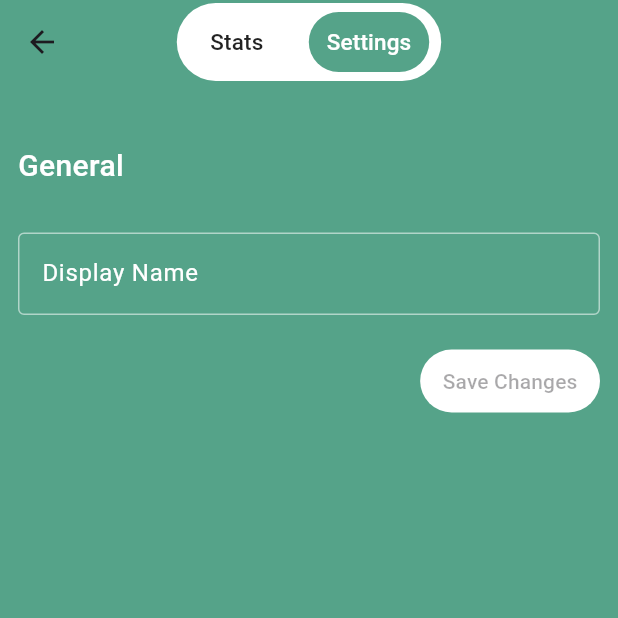
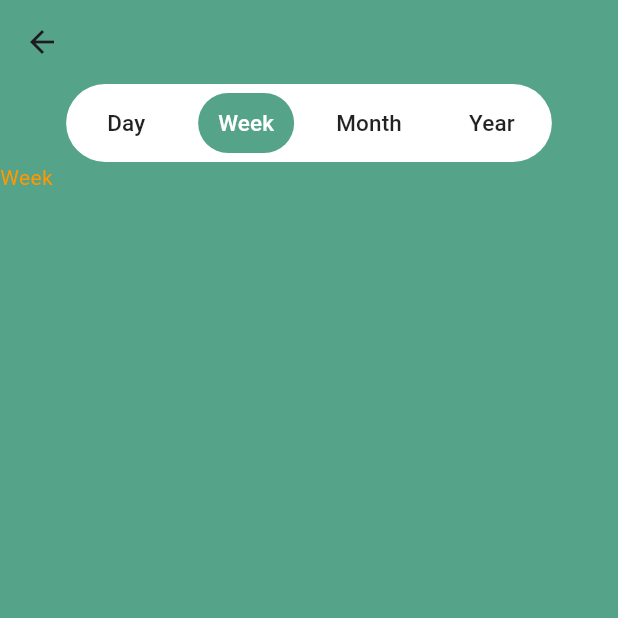
Before and after one commit to rishavmngo/Timer-app, a Flutter app: the TogglePage screen opened directly, swiped to page 2, on a phone screen of 412 x 824 dp, the top half of it. Run offline on Flutter 3.47's test engine with Material 3 defaults, Android fonts, the phone set to English and light mode, and no system bars; our stand-ins replace firebase_auth, firebase_core, flutter_dotenv, flutter_riverpod, fluttertoast, modal_bottom_sheet and 4 more; accounts and stored records are empty.

Commit message:
changed data type of tag id

```diff
--- a/lib/models/settings.dart
+++ b/lib/models/settings.dart
@@ -1,12 +1,12 @@
 class Settings {
   final String theme;
   final int duration;
-  final String defaultTag;
+  final int defaultTag;
 
   Settings(
       {required this.theme, required this.duration, required this.defaultTag});
 
-  Settings copyWith({String? theme, int? duration, String? defaultTag}) {
+  Settings copyWith({String? theme, int? duration, int? defaultTag}) {
     return Settings(
         theme: theme ?? this.theme,
         duration: duration ?? this.duration,
--- a/lib/utils/tag_color.dart
+++ b/lib/models/tag.dart
@@ -3,7 +3,7 @@ import 'package:flutter/material.dart';
 class Tag {
   final Color color;
   final String name;
-  final String id;
+  final int id;
 
   Tag({required this.color, required this.name, required this.id});
 
--- a/lib/pages/stats.dart
+++ b/lib/pages/day.dart
@@ -1,14 +1,14 @@
 import 'package:flutter/material.dart';
 import 'package:flutter/services.dart';
 
-class Stats extends StatefulWidget {
-  const Stats({super.key});
+class Day extends StatefulWidget {
+  const Day({super.key});
 
   @override
-  State<Stats> createState() => _StatsState();
+  State<Day> createState() => _DayState();
 }
 
-class _StatsState extends State<Stats> {
+class _DayState extends State<Day> {
   @override
   Widget build(BuildContext context) {
     @override
@@ -37,7 +37,7 @@ class _StatsState extends State<Stats> {
         child: Container(
           //color: Colors.black,
           child: const Text(
-            "Stats",
+            "Day",
             style: TextStyle(color: Colors.orange),
           ),
         ),
--- a/lib/pages/toggle_page.dart
+++ b/lib/pages/toggle_page.dart
@@ -1,7 +1,11 @@
 import 'package:flutter/material.dart';
 import 'package:flutter/services.dart';
+import 'package:timer_app/pages/day.dart';
+import 'package:timer_app/pages/month.dart';
 import 'package:timer_app/pages/settings.dart';
-import 'package:timer_app/pages/stats.dart';
+import 'package:timer_app/pages/week.dart';
+import 'package:timer_app/pages/year.dart';
+import 'package:timer_app/widgets/stats_page_button.dart';
 
 class TogglePage extends StatefulWidget {
   final int page;
@@ -32,10 +36,6 @@ class _TogglePageState extends State<TogglePage> {
 
   @override
   Widget build(BuildContext context) {
-    ButtonStyle active = TextButton.styleFrom(
-        backgroundColor: Theme.of(context).primaryColor,
-        shape:
-            RoundedRectangleBorder(borderRadius: BorderRadius.circular(100)));
     return AnnotatedRegion<SystemUiOverlayStyle>(
       value: SystemUiOverlayStyle(
         statusBarColor: Theme.of(context).primaryColor, // Color of you choice
@@ -45,72 +45,30 @@ class _TogglePageState extends State<TogglePage> {
         child: Scaffold(
           appBar: AppBar(
             backgroundColor: Theme.of(context).primaryColor,
-            actions: [
-              Spacer(),
-              Container(
-                decoration: BoxDecoration(
-                  //color: Colors.black.withAlpha(100),
-                  color: Colors.white,
-                  borderRadius: BorderRadius.circular(100),
-                ),
-                child: Row(
-                  children: [
-                    Padding(
-                      padding: const EdgeInsets.symmetric(
-                          horizontal: 8, vertical: 2),
-                      child: TextButton(
-                          style: currentPage == 0 ? active : null,
-                          onPressed: () {
-                            _togglePage(0);
-                          },
-                          child: Text("Stats",
-                              style: TextStyle(
-                                fontSize: 15,
-                                color: currentPage == 0
-                                    ? Colors.white
-                                    : Colors.black87,
-                              ))),
-                    ),
-                    Padding(
-                      padding: const EdgeInsets.symmetric(
-                          horizontal: 8, vertical: 2),
-                      child: TextButton(
-                          style: currentPage == 1 ? active : null,
-                          onPressed: () {
-                            //pageController.jumpToPage(1);
-                            _togglePage(1);
-                          },
-                          child: Text("Settings",
-                              style: TextStyle(
-                                fontSize: 15,
-                                color: currentPage == 1
-                                    ? Colors.white
-                                    : Colors.black87,
-                              ))),
-                    ),
-                  ],
-                ),
-              ),
-              Spacer()
-            ],
+            actions: [Spacer(), Spacer()],
           ),
           backgroundColor: Theme.of(context).primaryColor,
           body: Column(
             children: [
+              Row(
+                mainAxisAlignment: MainAxisAlignment.center,
+                children: [
+                  StatsBtn(currentPage: currentPage, togglePage: _togglePage),
+                ],
+              ),
               Expanded(
                 child: PageView(
                   controller: pageController,
                   onPageChanged: (index) {
-                    //setState(() {
-                    //  _currentIndex = index;
-                    //});
                     setState(() {
                       currentPage = index;
                     });
                   },
                   children: [
-                    Stats(),
-                    Settings(),
+                    Day(),
+                    Week(),
+                    Month(),
+                    Year(),
                   ],
                 ),
               ),
--- /dev/null
+++ b/lib/pages/week.dart
@@ -0,0 +1,47 @@
+import 'package:flutter/material.dart';
+import 'package:flutter/services.dart';
+
+class Week extends StatefulWidget {
+  const Week({super.key});
+
+  @override
+  State<Week> createState() => _WeekState();
+}
+
+class _WeekState extends State<Week> {
+  @override
+  Widget build(BuildContext context) {
+    @override
+    void initState() {
+      super.initState();
+    }
+
+    @override
+    void didChangeDependencies() {
+      super.didChangeDependencies();
+
+      SystemChrome.setSystemUIOverlayStyle(
+        SystemUiOverlayStyle(
+          statusBarColor: Theme.of(context).primaryColor, // Your desired color
+          statusBarIconBrightness: Brightness.light, // White icons
+        ),
+      );
+    }
+
+    return AnnotatedRegion<SystemUiOverlayStyle>(
+      value: SystemUiOverlayStyle(
+        statusBarColor: Theme.of(context).primaryColor, // Color of you choice
+        statusBarIconBrightness: Brightness.light,
+      ),
+      child: SafeArea(
+        child: Container(
+          //color: Colors.black,
+          child: const Text(
+            "Week",
+            style: TextStyle(color: Colors.orange),
+          ),
+        ),
+      ),
+    );
+  }
+}
--- a/lib/riverpod/tags.dart
+++ b/lib/riverpod/tags.dart
@@ -2,4 +2,4 @@ import 'package:flutter_riverpod/flutter_riverpod.dart';
 import 'package:timer_app/utils/local_storage.dart';
 
 final currentTagProvider =
-    StateProvider<String>((ref) => ref.read(settingsProvider).defaultTag);
+    StateProvider<int>((ref) => ref.read(settingsProvider).defaultTag);
--- a/lib/riverpod/tagsList.dart
+++ b/lib/riverpod/tagsList.dart
@@ -1,6 +1,6 @@
 import 'package:flutter_riverpod/flutter_riverpod.dart';
 import 'package:timer_app/db/db_service.dart';
-import 'package:timer_app/utils/tag_color.dart';
+import 'package:timer_app/models/tag.dart';
 import 'package:timer_app/widgets/unset_tag.dart';
 
 class TagsListNotifier extends StateNotifier<AsyncValue<List<Tag>>> {
--- a/lib/utils/tagsData.dart
+++ b/lib/utils/tagsData.dart
@@ -1,9 +1,8 @@
 import 'package:flutter/material.dart';
-import 'package:timer_app/utils/tag_color.dart';
 
-final List<Tag> tags = <Tag>[
-  Tag(name: "Study", id: "1", color: Colors.red),
-  Tag(name: "Work", id: "2", color: Colors.greenAccent),
-  Tag(name: "Break", id: "3", color: Colors.pinkAccent),
-  Tag(name: "Entertainment", id: "4", color: Colors.purpleAccent),
-];
+//final List<Tag> tags = <Tag>[
+//  Tag(name: "Study", id: "1", color: Colors.red),
+//  Tag(name: "Work", id: "2", color: Colors.greenAccent),
+//  Tag(name: "Break", id: "3", color: Colors.pinkAccent),
+//  Tag(name: "Entertainment", id: "4", color: Colors.purpleAccent),
+//];
--- a/lib/widgets/add_tag_dialogue.dart
+++ b/lib/widgets/add_tag_dialogue.dart
@@ -22,6 +22,7 @@ class AddTagsDialogueState extends ConsumerState<AddTagsDialogue> {
 
     try {
       await dbService.addTag(name, color);
+
       ref.read(tagsListProvider.notifier).refreshTags();
     } catch (e) {
       log(e.toString());
--- a/lib/widgets/home_screen_tag.dart
+++ b/lib/widgets/home_screen_tag.dart
@@ -1,7 +1,6 @@
 import 'package:flutter/material.dart';
 import 'package:flutter_riverpod/flutter_riverpod.dart';
 import 'package:modal_bottom_sheet/modal_bottom_sheet.dart';
-import 'package:supabase_flutter/supabase_flutter.dart';
 import 'package:timer_app/riverpod/tags.dart';
 import 'package:timer_app/riverpod/tagsList.dart';
 import 'package:timer_app/riverpod/timer.dart';
@@ -16,11 +15,9 @@ class TimerTag extends ConsumerWidget {
 
   @override
   Widget build(BuildContext context, WidgetRef ref) {
-    String id = ref.watch(currentTagProvider);
+    int id = ref.watch(currentTagProvider);
     bool isRunning = ref.watch(timerProvider)?.isRunning ?? false;
     final tagAsync = ref.watch(tagsListProvider);
-    print("checking");
-    print(Supabase.instance.client.auth.currentUser?.userMetadata);
 
     return tagAsync.when(
       data: (tags) {
--- a/lib/widgets/modify_dailogue.dart
+++ b/lib/widgets/modify_dailogue.dart
@@ -3,8 +3,8 @@ import 'dart:developer';
 import 'package:flutter/material.dart';
 import 'package:flutter_riverpod/flutter_riverpod.dart';
 import 'package:timer_app/db/db_service.dart';
+import 'package:timer_app/models/tag.dart';
 import 'package:timer_app/riverpod/tagsList.dart';
-import 'package:timer_app/utils/tag_color.dart';
 import 'package:timer_app/utils/tag_color_data.dart';
 
 class ModifyDailogue extends StatefulWidget {
@@ -60,7 +60,7 @@ class FirstScreen extends ConsumerStatefulWidget {
 }
 
 class FirstScreenState extends ConsumerState<FirstScreen> {
-  Future<void> deleteTag(String id) async {
+  Future<void> deleteTag(int id) async {
     final dbService = DbService();
     try {
       await dbService.deleteTag(id);
--- /dev/null
+++ b/lib/widgets/stats_page_button.dart
@@ -0,0 +1,82 @@
+import 'package:flutter/material.dart';
+
+class StatsBtn extends StatelessWidget {
+  final int currentPage;
+  final Function togglePage;
+  const StatsBtn(
+      {super.key, required this.currentPage, required this.togglePage});
+
+  @override
+  Widget build(BuildContext context) {
+    ButtonStyle active = TextButton.styleFrom(
+        backgroundColor: Theme.of(context).primaryColor,
+        shape:
+            RoundedRectangleBorder(borderRadius: BorderRadius.circular(100)));
+    return Container(
+      decoration: BoxDecoration(
+        //color: Colors.black.withAlpha(100),
+        color: Colors.white,
+        borderRadius: BorderRadius.circular(100),
+      ),
+      child: Row(
+        children: [
+          Padding(
+            padding: const EdgeInsets.symmetric(horizontal: 8, vertical: 2),
+            child: TextButton(
+                style: currentPage == 0 ? active : null,
+                onPressed: () {
+                  togglePage(0);
+                },
+                child: Text("Day",
+                    style: TextStyle(
+                      fontSize: 15,
+                      color: currentPage == 0 ? Colors.white : Colors.black87,
+                    ))),
+          ),
+          Padding(
+            padding: const EdgeInsets.symmetric(horizontal: 8, vertical: 2),
+            child: TextButton(
+                style: currentPage == 1 ? active : null,
+                onPressed: () {
+                  //pageController.jumpToPage(1);
+                  togglePage(1);
+                },
+                child: Text("Week",
+                    style: TextStyle(
+                      fontSize: 15,
+                      color: currentPage == 1 ? Colors.white : Colors.black87,
+                    ))),
+          ),
+          Padding(
+            padding: const EdgeInsets.symmetric(horizontal: 8, vertical: 2),
+            child: TextButton(
+                style: currentPage == 2 ? active : null,
+                onPressed: () {
+                  //pageController.jumpToPage(1);
+                  togglePage(2);
+                },
+                child: Text("Month",
+                    style: TextStyle(
+                      fontSize: 15,
+                      color: currentPage == 2 ? Colors.white : Colors.black87,
+                    ))),
+          ),
+          Padding(
+            padding: const EdgeInsets.symmetric(horizontal: 8, vertical: 2),
+            child: TextButton(
+                style: currentPage == 3 ? active : null,
+                onPressed: () {
+                  //pageController.jumpToPage(1);
+                  togglePage(3);
+                },
+                child: Text("Year",
+                    style: TextStyle(
+                      fontSize: 15,
+                      color: currentPage == 3 ? Colors.white : Colors.black87,
+                    ))),
+          ),
+        ],
+      ),
+    );
+  }
+}
--- a/lib/widgets/tags_section.dart
+++ b/lib/widgets/tags_section.dart
@@ -1,13 +1,13 @@
 import 'package:flutter/material.dart';
 import 'package:flutter_riverpod/flutter_riverpod.dart';
 import 'package:scrollable_positioned_list/scrollable_positioned_list.dart';
+import 'package:timer_app/models/tag.dart';
 import 'package:timer_app/riverpod/tags.dart';
 import 'package:timer_app/riverpod/tagsList.dart';
 import 'package:timer_app/utils/local_storage.dart';
 import 'package:timer_app/widgets/add_tag_dialogue.dart';
 import 'package:timer_app/widgets/modify_dailogue.dart';
 import 'package:timer_app/widgets/tag_item.dart';
-import 'package:timer_app/utils/tag_color.dart';
 
 class TagsSection extends ConsumerStatefulWidget {
   const TagsSection({super.key});
@@ -17,7 +17,7 @@ class TagsSection extends ConsumerStatefulWidget {
 }
 
 class TagsSectionState extends ConsumerState<TagsSection> {
-  String selectedTagId = "";
+  int selectedTagId = 0;
 
   @override
   void initState() {
@@ -97,7 +97,7 @@ class TagsSectionState extends ConsumerState<TagsSection> {
                             color: tag.color,
                             isSelected: tag.id == selectedTagId,
                             onLongPress: () {
-                              if (tag.id == "0") {
+                              if (tag.id == 0) {
                                 return;
                               }
 
--- a/lib/widgets/unset_tag.dart
+++ b/lib/widgets/unset_tag.dart
@@ -1,4 +1,4 @@
 import 'package:flutter/material.dart';
-import 'package:timer_app/utils/tag_color.dart';
+import 'package:timer_app/models/tag.dart';
 
-Tag unsetTag = Tag(color: Colors.grey.shade300, name: "Unset", id: "0");
+Tag unsetTag = Tag(color: Colors.grey.shade300, name: "Unset", id: 0);
```
Also changed, not shown: lib/db/db_service.dart (+5 -5 lines), lib/pages/month.dart (added, +47 -0 lines), lib/pages/settings.dart (+19 -3 lines), lib/pages/year.dart (added, +47 -0 lines), lib/utils/local_storage.dart (+4 -4 lines), lib/widgets/main_menu.dart (+3 -4 lines).
